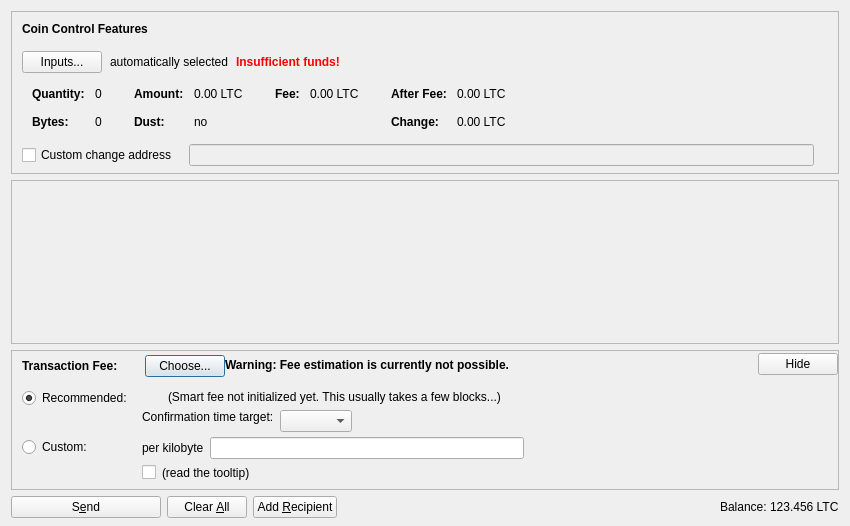
Old version of the form src/qt/forms/sendcoinsdialog.ui in the repository danielricecodes/dancoin.
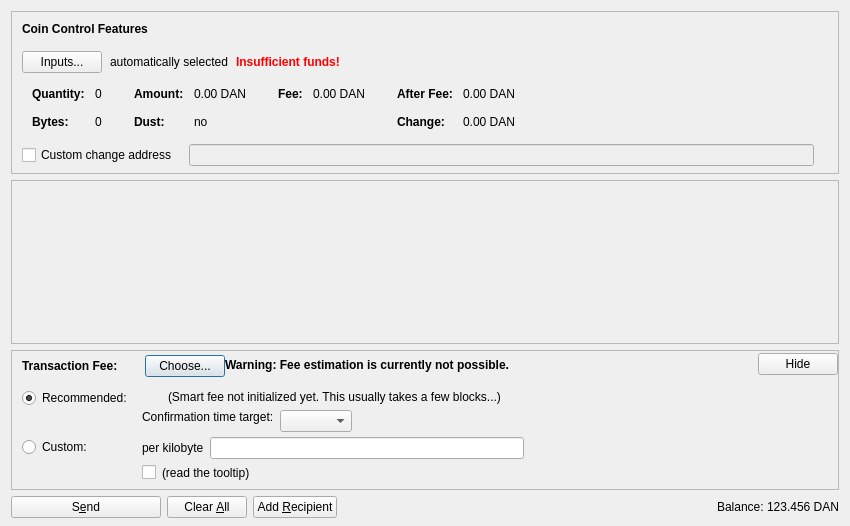
New version of the form. Icons and pictures are not drawn. Custom widgets are drawn as their Qt base class.

What changed in the file:
```diff
--- a/src/qt/forms/sendcoinsdialog.ui
+++ b/src/qt/forms/sendcoinsdialog.ui
@@ -324,7 +324,7 @@
                   <enum>Qt::ActionsContextMenu</enum>
                  </property>
                  <property name="text">
-                  <string notr="true">0.00 LTC</string>
+                  <string notr="true">0.00 DAN</string>
                  </property>
                  <property name="textInteractionFlags">
                   <set>Qt::LinksAccessibleByMouse|Qt::TextSelectableByKeyboard|Qt::TextSelectableByMouse</set>
@@ -404,7 +404,7 @@
                   <enum>Qt::ActionsContextMenu</enum>
                  </property>
                  <property name="text">
-                  <string notr="true">0.00 LTC</string>
+                  <string notr="true">0.00 DAN</string>
                  </property>
                  <property name="textInteractionFlags">
                   <set>Qt::LinksAccessibleByMouse|Qt::TextSelectableByKeyboard|Qt::TextSelectableByMouse</set>
@@ -455,7 +455,7 @@
                   <enum>Qt::ActionsContextMenu</enum>
                  </property>
                  <property name="text">
-                  <string notr="true">0.00 LTC</string>
+                  <string notr="true">0.00 DAN</string>
                  </property>
                  <property name="textInteractionFlags">
                   <set>Qt::LinksAccessibleByMouse|Qt::TextSelectableByKeyboard|Qt::TextSelectableByMouse</set>
@@ -484,7 +484,7 @@
                   <enum>Qt::ActionsContextMenu</enum>
                  </property>
                  <property name="text">
-                  <string notr="true">0.00 LTC</string>
+                  <string notr="true">0.00 DAN</string>
                  </property>
                  <property name="textInteractionFlags">
                   <set>Qt::LinksAccessibleByMouse|Qt::TextSelectableByKeyboard|Qt::TextSelectableByMouse</set>
@@ -1237,7 +1237,7 @@
           <cursorShape>IBeamCursor</cursorShape>
          </property>
          <property name="text">
-          <string notr="true">123.456 LTC</string>
+          <string notr="true">123.456 DAN</string>
          </property>
          <property name="textInteractionFlags">
           <set>Qt::LinksAccessibleByMouse|Qt::TextSelectableByKeyboard|Qt::TextSelectableByMouse</set>
```
